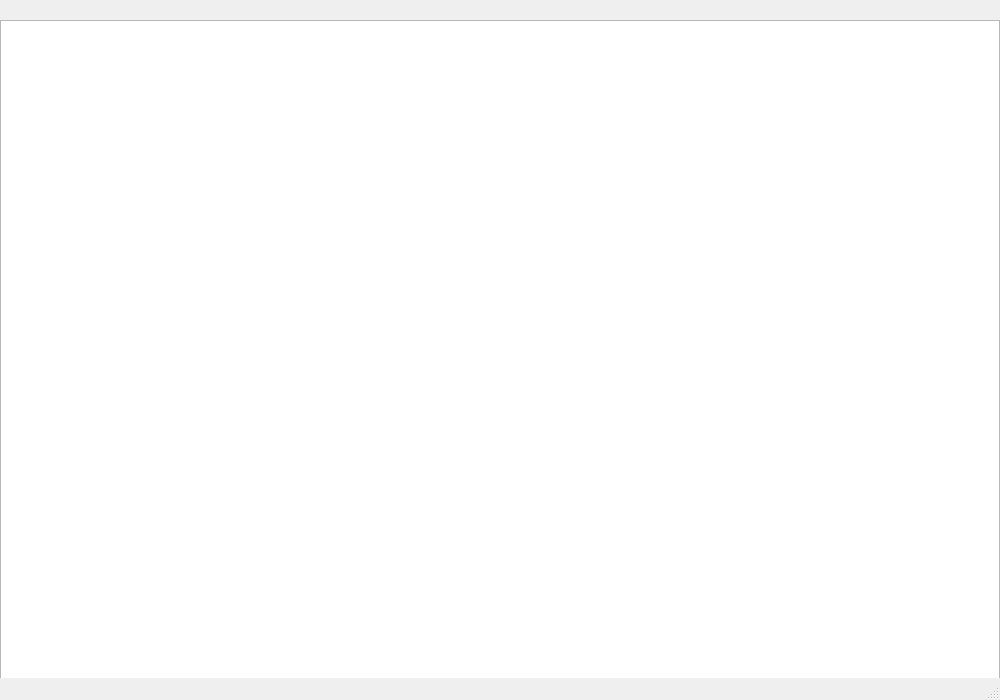
First picture: the form in proyectoInformatica/mainwindow.ui, repository Julian-guillermo-zapata-rugeles/proyectoInformatica, before the edit.
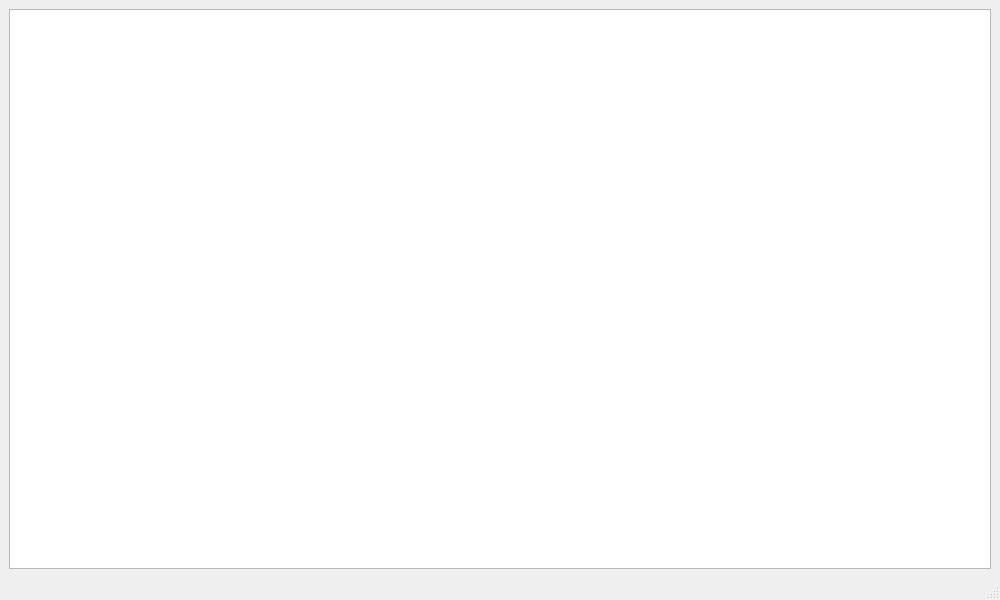
Second picture: the form after the edit.

The edit to the form file:
```diff
--- a/proyectoInformatica/mainwindow.ui
+++ b/proyectoInformatica/mainwindow.ui
@@ -7,38 +7,28 @@
     <x>0</x>
     <y>0</y>
     <width>1000</width>
-    <height>700</height>
+    <height>600</height>
    </rect>
   </property>
-  <property name="sizePolicy">
-   <sizepolicy hsizetype="Fixed" vsizetype="Fixed">
-    <horstretch>0</horstretch>
-    <verstretch>0</verstretch>
-   </sizepolicy>
-  </property>
-  <property name="minimumSize">
-   <size>
-    <width>1000</width>
-    <height>500</height>
-   </size>
-  </property>
   <property name="windowTitle">
    <string>Destiny</string>
   </property>
   <widget class="QWidget" name="centralwidget">
+   <layout class="QGridLayout" name="gridLayout">
+    <item row="0" column="0">
    <widget class="QGraphicsView" name="visorGrafico">
     <property name="enabled">
      <bool>true</bool>
     </property>
-    <property name="geometry">
-     <rect>
-      <x>0</x>
-      <y>20</y>
-      <width>1000</width>
-      <height>700</height>
-     </rect>
-    </property>
-   </widget>
+      <property name="sizePolicy">
+       <sizepolicy hsizetype="Preferred" vsizetype="Preferred">
+        <horstretch>0</horstretch>
+        <verstretch>0</verstretch>
+       </sizepolicy>
+      </property>
+     </widget>
+    </item>
+   </layout>
   </widget>
   <widget class="QMenuBar" name="menubar">
    <property name="geometry">
```
Left out of the diff: 2 changed lines with no effect on the pictures. Lines whose indentation alone changed are shown as unchanged.
